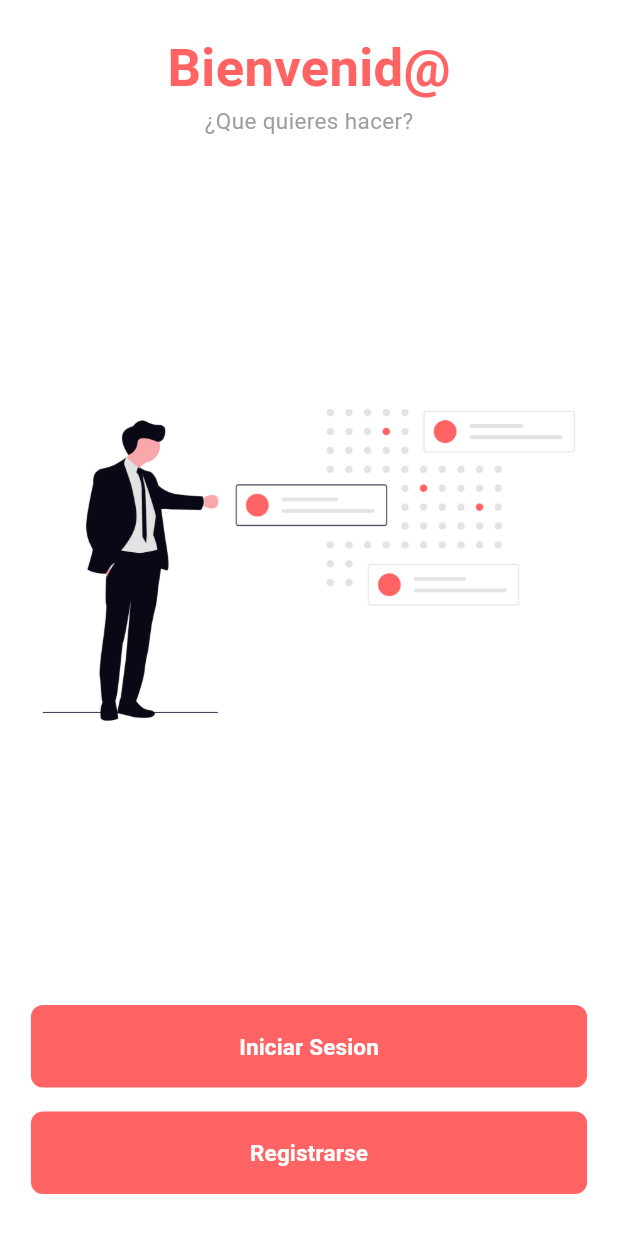
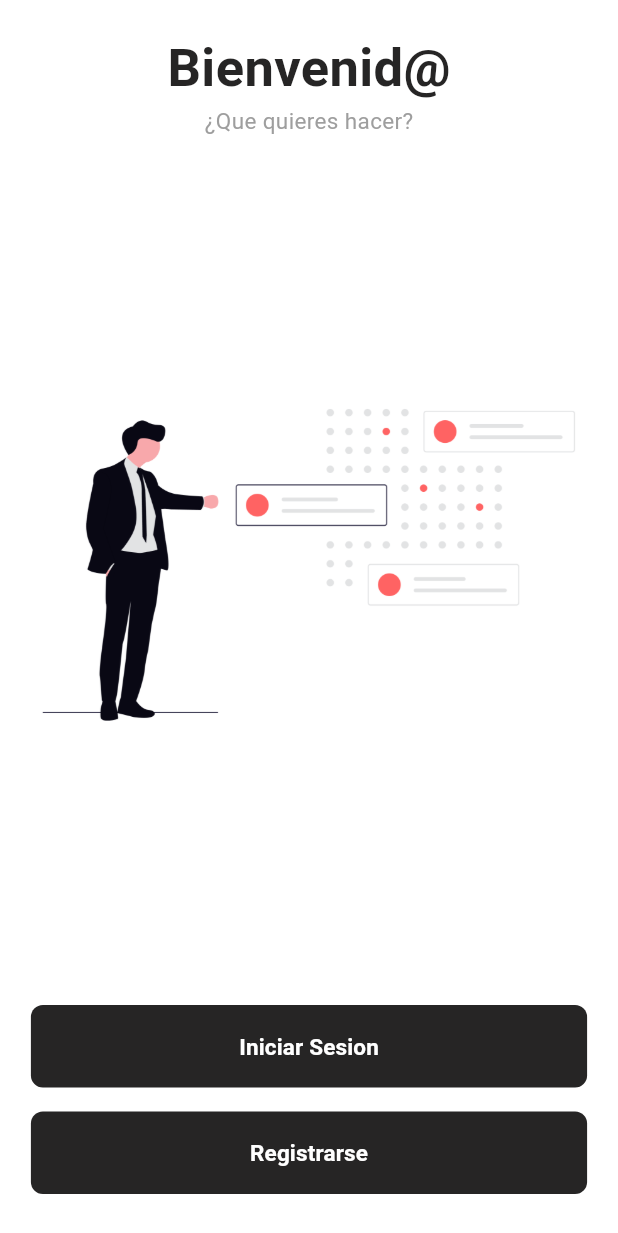
Before and after one commit to CristianRivera03/app-diaria-flutter, a Flutter app: the screen it shows after launch, on a phone screen of 412 x 824 dp. Shown: the top 1233 px of the screen. Run offline on Flutter 3.47's test engine with Material 3 defaults, Android fonts, the phone set to English and light mode, and no system bars; our stand-ins replace sqflite; accounts and stored records are empty.

Commit message:
Refactor: Update primary color value
Changes the `primaryColor` value from `0xFFff6363` to `0xff262525` in `colors.dart`.

```diff
--- a/lib/Components/colors.dart
+++ b/lib/Components/colors.dart
@@ -1,4 +1,4 @@
 import 'package:flutter/material.dart';
 
-const primaryColor = Color(0xFFff6363);
+const primaryColor = Color(0xff262525);
 const backgroundColor = Color(0xFFCFE0FA);
```
